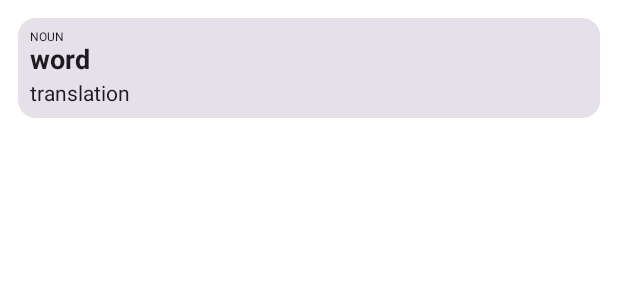
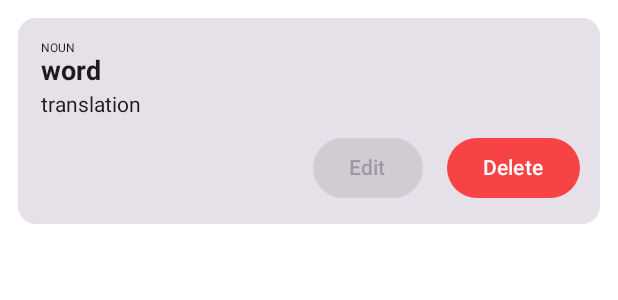
Before and after one commit to BehroozRezvani/MemoryWord, an Android app built with Jetpack Compose: the @Preview function WordCardPreview, on a phone screen of 412 x 824 dp. Shown: the top 300 px of the screen. Run offline under Robolectric (Android 15) with nearby library versions, the phone set to English and light mode, and no system bars.

Commit message:
Delete word implemented

```diff
--- a/app/src/main/java/live/snowy/memoryword/android/model/WordsViewModel.kt
+++ b/app/src/main/java/live/snowy/memoryword/android/model/WordsViewModel.kt
@@ -19,4 +19,10 @@ class WordsViewModel(application: Application) : AndroidViewModel(application) {
             repository.insertSingleWord(word)
         }
     }
+
+    fun deleteWord(word: Word) {
+        viewModelScope.launch(Dispatchers.IO) {
+            repository.deleteSingleWord(word)
+        }
+    }
 }
--- a/app/src/main/java/live/snowy/memoryword/android/ui/components/WordCard.kt
+++ b/app/src/main/java/live/snowy/memoryword/android/ui/components/WordCard.kt
@@ -1,31 +1,43 @@
 package live.snowy.memoryword.android.ui.components
 
-import androidx.compose.foundation.layout.Column
-import androidx.compose.foundation.layout.fillMaxWidth
-import androidx.compose.foundation.layout.padding
-import androidx.compose.material3.Card
-import androidx.compose.material3.Text
-import androidx.compose.runtime.Composable
+import android.content.res.Configuration
+import androidx.compose.foundation.layout.*
+import androidx.compose.material3.*
+import androidx.compose.runtime.*
+import androidx.compose.runtime.saveable.rememberSaveable
+import androidx.compose.ui.Alignment
 import androidx.compose.ui.Modifier
+import androidx.compose.ui.graphics.Color
+import androidx.compose.ui.res.stringResource
 import androidx.compose.ui.text.font.FontWeight
 import androidx.compose.ui.tooling.preview.Preview
 import androidx.compose.ui.unit.dp
 import androidx.compose.ui.unit.sp
-
+import live.snowy.memoryword.android.R
 import live.snowy.memoryword.android.model.Word
 
 
+@OptIn(ExperimentalMaterial3Api::class)
 @Composable
-fun WordCard(word: Word) {
+fun WordCard(
+    word: Word,
+    deleteOnClick: () -> Unit
+) {
+    var expanded by rememberSaveable { mutableStateOf(false) }
     Card(
         modifier = Modifier
             .padding(vertical = 4.dp, horizontal = 8.dp)
-            .fillMaxWidth()
-    )  {
+            .fillMaxWidth(),
+        onClick = {
+            expanded = !expanded
+        }
+    ) {
         CardContent(
             word = word.word,
             partsOfSpeech = word.partsOfSpeech,
-            translation = word.translation
+            translation = word.translation,
+            expanded = expanded,
+            deleteOnClick = deleteOnClick
         )
     }
 }
@@ -35,20 +47,69 @@ fun WordCard(word: Word) {
 fun CardContent(
     word: String,
     partsOfSpeech: String,
-    translation: String
+    translation: String,
+    expanded: Boolean,
+    deleteOnClick: () -> Unit
 ) {
     Column(
         modifier = Modifier
-            .padding(8.dp)
+            .padding(start = 15.dp, top = 15.dp, end = 5.dp, bottom = 5.dp)
+            .fillMaxWidth()
     ) {
-        Text(text = partsOfSpeech, fontSize = 8.sp)
-        Text(text = word, fontWeight = FontWeight.Bold, fontSize = 18.sp)
-        Text(text = translation, fontWeight = FontWeight.Normal, modifier = Modifier.padding(top = 4.dp))
+        Text(
+            text = partsOfSpeech,
+            fontSize = 8.sp
+        )
+        Text(
+            text = word,
+            fontWeight = FontWeight.Bold,
+            fontSize = 18.sp
+        )
+        Text(
+            text = translation,
+            fontWeight = FontWeight.Normal,
+            modifier = Modifier.padding(top = 4.dp)
+        )
+        if (expanded) {
+            Spacer(modifier = Modifier.height(2.dp))
+            Row(
+                modifier = Modifier
+                    .align(Alignment.End)
+            ) {
+                Button(
+                    enabled = false,
+                    onClick = { },
+                    modifier = Modifier
+                        .padding(8.dp),
+                    /*colors = ButtonDefaults.buttonColors(
+                        containerColor = Color.Blue.copy(alpha = 0.7f, blue = 0.5f),
+                    )*/
+                ) {
+                    Text(text = stringResource(R.string.edit))
+                }
+                Button(
+                    onClick = { deleteOnClick() },
+                    modifier = Modifier
+                        .padding(8.dp),
+                    colors = ButtonDefaults.buttonColors(
+                        containerColor = Color.Red.copy(alpha = 0.7f),
+                        contentColor = Color.White
+                    )
+                ) {
+                    Text(text = stringResource(R.string.delete))
+                }
+            }
+        }
     }
 }
 
 
 @Preview
+@Preview(
+    uiMode = Configuration.UI_MODE_NIGHT_YES,
+    backgroundColor = 0xFF1C1B1F,
+    showBackground = true
+)
 @Composable
 fun WordCardPreview() {
     Card(
@@ -59,7 +120,9 @@ fun WordCardPreview() {
         CardContent(
             word = "word",
             partsOfSpeech = "NOUN",
-            translation = "translation"
+            translation = "translation",
+            expanded = true,
+            deleteOnClick = {}
         )
     }
 }
--- a/app/src/main/res/values/strings.xml
+++ b/app/src/main/res/values/strings.xml
@@ -32,4 +32,6 @@
     <string name="next">Next</string>
     <string name="translation">Translation:</string>
     <string name="partsOfSpeech">Parts of Speech:</string>
+    <string name="delete">Delete</string>
+    <string name="edit">Edit</string>
 </resources>
```
Also changed, not shown: app/src/main/java/live/snowy/memoryword/android/ui/wordlist/WordListScreen.kt (+34 -35 lines).
